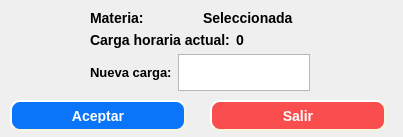
Above: subjectchangedialog.ui from Santiago-Pinto/colorcraft before the change. Below: the same form after it.
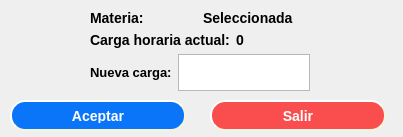
That is the form after the change.

Diff of the .ui file:
```diff
--- a/subjectchangedialog.ui
+++ b/subjectchangedialog.ui
@@ -107,7 +107,7 @@
       background-color: rgb(11, 117, 250);
 	  border-style: outset;
 	  border-width: 2px;
-	  border-radius: 10px;
+	  border-radius: 15px;
 	  border-color: beige;
 	  font: bold 14px;
 	  color: white;
@@ -151,7 +151,7 @@
       background-color: rgb(250, 78, 78);
 	  border-style: outset;
 	  border-width: 2px;
-	  border-radius: 10px;
+	  border-radius: 15px;
 	  border-color: beige;
 	  font: bold 14px;
 	  color: white;
```
Left out of the diff: 4 changed lines with no effect on the pictures.
